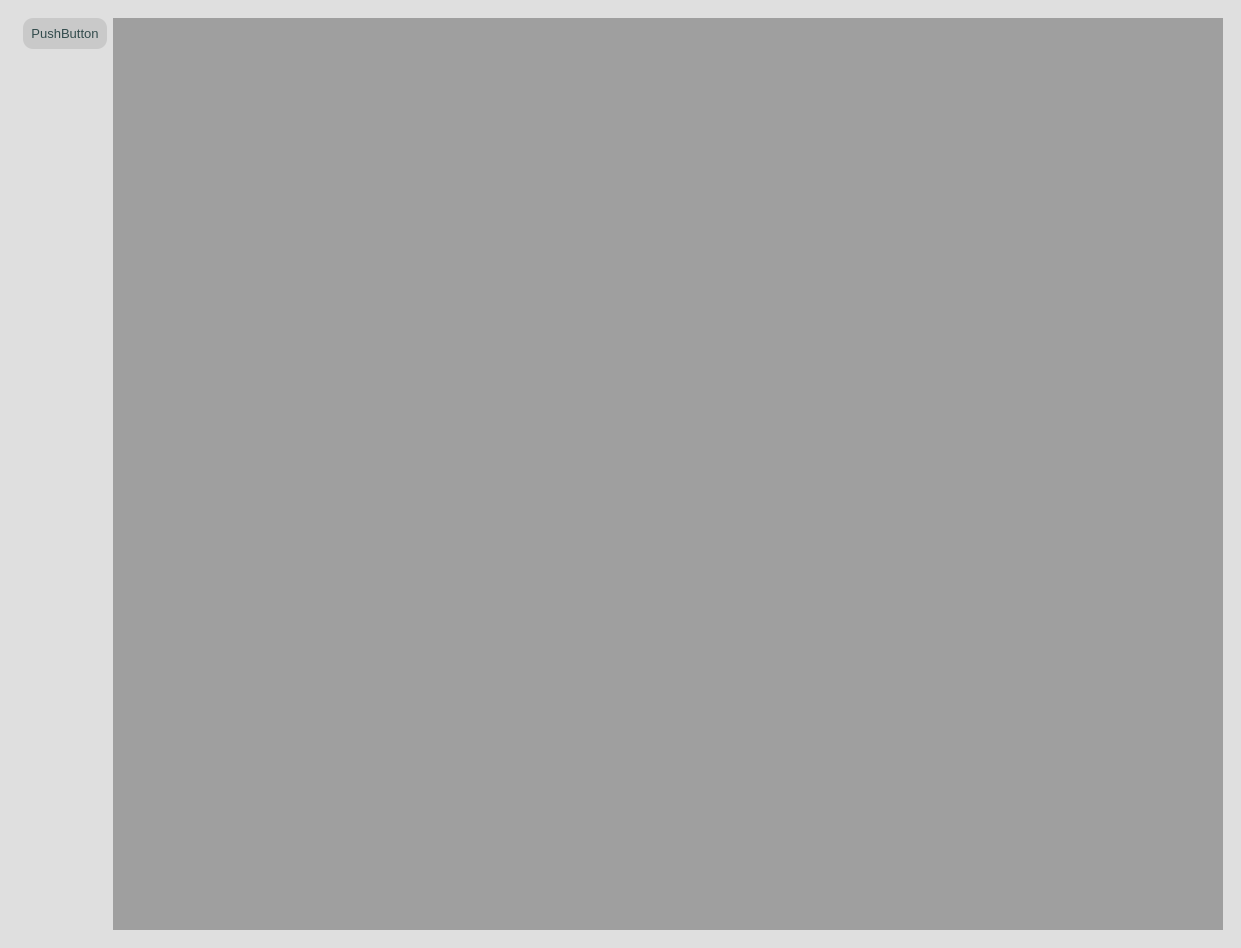
Above: app/ui/widgets/MainWindow.ui from DevilPhp/WorkSalary.v01 before the change. Below: the same form after it.
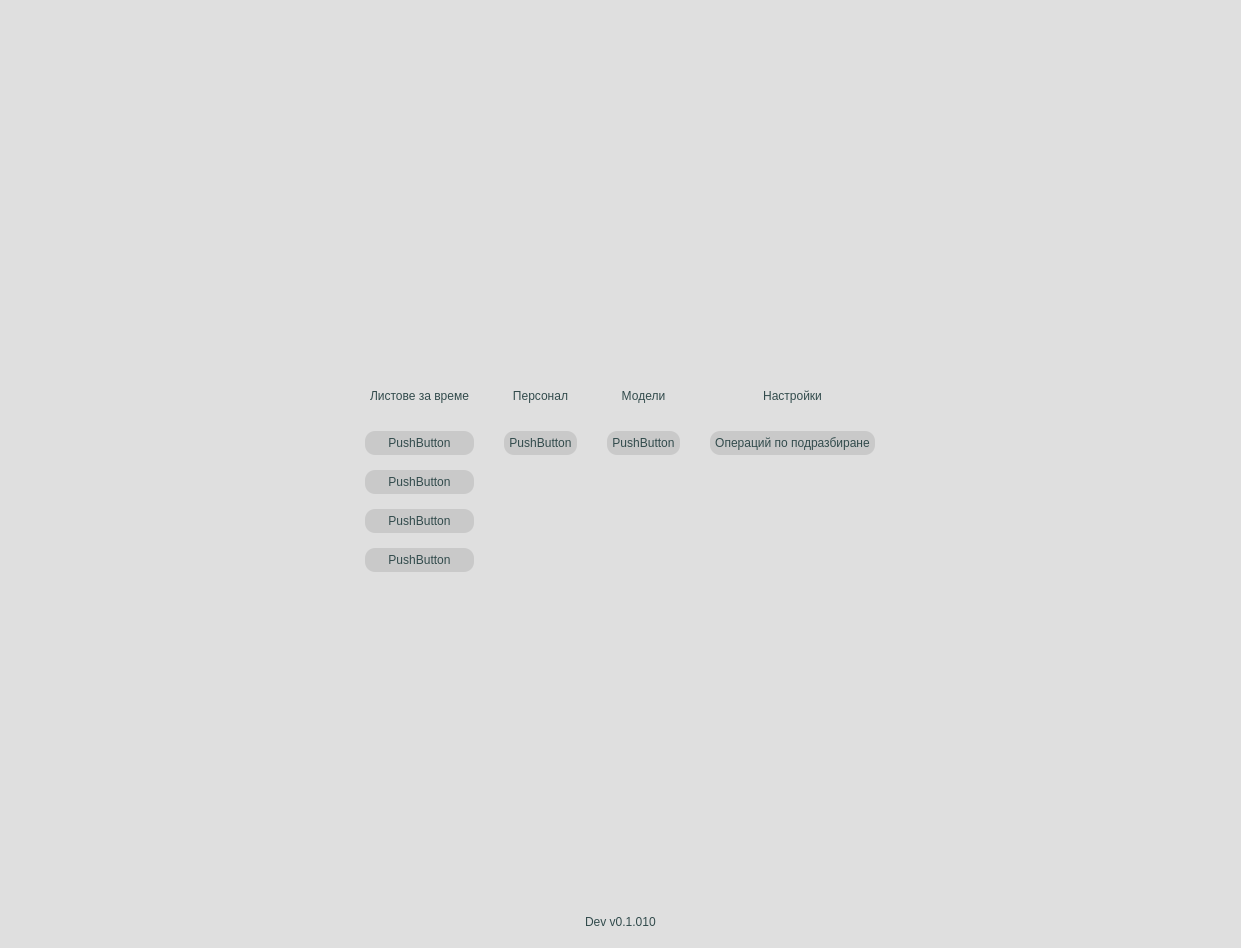
That is the form after the change. The open tabs and pages were chosen to show the change. Icons and pictures are not drawn.

```diff
--- a/app/ui/widgets/MainWindow.ui
+++ b/app/ui/widgets/MainWindow.ui
@@ -41,12 +41,6 @@
 	padding: 0px 5px;
 }
 
-#userLogoLabel, #userPassVisBtn {
-	background-color: #dfdfdf;
-	border: none;
-}
-
-
 QPushButton {
 	background-color: #c9c9c9;
 	border: none;
@@ -55,7 +49,28 @@
 
 QPushButton:hover {
 	background-color: #aeaeae;
-}</string>
+}
+
+#userLogoLabel, #userPassVisBtn {
+	background-color: #dfdfdf;
+	border: none;
+}
+
+#mainMenuWidget QLabel {
+	font: 900 16pt &quot;Segoe UI&quot;;
+	max-height: 30px;
+	padding: 5px;
+}
+
+#mainMenuWidget QPushButton {
+	padding: 5px;
+}
+
+#label, #label_8 {
+	padding-top: 50px;
+}
+
+</string>
   </property>
   <widget class="QWidget" name="centralwidget">
    <layout class="QVBoxLayout" name="verticalLayout_2">
@@ -363,6 +378,270 @@
       </widget>
       <widget class="QWidget" name="mainPage">
        <layout class="QHBoxLayout" name="horizontalLayout_2">
+        <property name="spacing">
+         <number>0</number>
+        </property>
+        <property name="leftMargin">
+         <number>0</number>
+        </property>
+        <property name="topMargin">
+         <number>0</number>
+        </property>
+        <property name="rightMargin">
+         <number>0</number>
+        </property>
+        <property name="bottomMargin">
+         <number>0</number>
+        </property>
+        <item>
+         <widget class="QWidget" name="widget_8" native="true">
+          <layout class="QVBoxLayout" name="verticalLayout_9">
+           <property name="spacing">
+            <number>10</number>
+           </property>
+           <property name="leftMargin">
+            <number>0</number>
+           </property>
+           <property name="topMargin">
+            <number>0</number>
+           </property>
+           <property name="rightMargin">
+            <number>0</number>
+           </property>
+           <property name="bottomMargin">
+            <number>0</number>
+           </property>
+           <item alignment="Qt::AlignTop">
+            <widget class="QWidget" name="widget_10" native="true">
+             <layout class="QHBoxLayout" name="horizontalLayout_6">
+              <property name="spacing">
+               <number>0</number>
+              </property>
+              <property name="leftMargin">
+               <number>0</number>
+              </property>
+              <property name="topMargin">
+               <number>0</number>
+              </property>
+              <property name="rightMargin">
+               <number>0</number>
+              </property>
+              <property name="bottomMargin">
+               <number>0</number>
+              </property>
+              <item alignment="Qt::AlignHCenter|Qt::AlignVCenter">
+               <widget class="QWidget" name="widget_12" native="true">
+                <property name="minimumSize">
+                 <size>
+                  <width>0</width>
+                  <height>160</height>
+                 </size>
+                </property>
+                <property name="maximumSize">
+                 <size>
+                  <width>16777215</width>
+                  <height>160</height>
+                 </size>
+                </property>
+                <layout class="QHBoxLayout" name="horizontalLayout_5">
+                 <property name="spacing">
+                  <number>0</number>
+                 </property>
+                 <property name="leftMargin">
+                  <number>0</number>
+                 </property>
+                 <property name="topMargin">
+                  <number>0</number>
+                 </property>
+                 <property name="rightMargin">
+                  <number>0</number>
+                 </property>
+                 <property name="bottomMargin">
+                  <number>0</number>
+                 </property>
+                 <item alignment="Qt::AlignHCenter|Qt::AlignVCenter">
+                  <widget class="QLabel" name="label_8">
+                   <property name="minimumSize">
+                    <size>
+                     <width>0</width>
+                     <height>0</height>
+                    </size>
+                   </property>
+                   <property name="text">
+                    <string/>
+                   </property>
+                   <property name="pixmap">
+                    <pixmap resource="../../../resources.qrc">:/logo/app/assets/logo/KnitexLogo3.png</pixmap>
+                   </property>
+                  </widget>
+                 </item>
+                </layout>
+               </widget>
+              </item>
+             </layout>
+            </widget>
+           </item>
+           <item alignment="Qt::AlignHCenter">
+            <widget class="QWidget" name="mainMenuWidget" native="true">
+             <property name="minimumSize">
+              <size>
+               <width>0</width>
+               <height>0</height>
+              </size>
+             </property>
+             <layout class="QVBoxLayout" name="verticalLayout_10">
+              <item>
+               <layout class="QGridLayout" name="mainMenuLayout">
+                <property name="horizontalSpacing">
+                 <number>30</number>
+                </property>
+                <property name="verticalSpacing">
+                 <number>15</number>
+                </property>
+                <item row="0" column="3">
+                 <widget class="QLabel" name="label_7">
+                  <property name="text">
+                   <string>Настройки</string>
+                  </property>
+                  <property name="alignment">
+                   <set>Qt::AlignCenter</set>
+                  </property>
+                 </widget>
+                </item>
+                <item row="3" column="0">
+                 <widget class="QPushButton" name="pushButton_6">
+                  <property name="text">
+                   <string>PushButton</string>
+                  </property>
+                 </widget>
+                </item>
+                <item row="0" column="2">
+                 <widget class="QLabel" name="label_6">
+                  <property name="text">
+                   <string>Модели</string>
+                  </property>
+                  <property name="alignment">
+                   <set>Qt::AlignCenter</set>
+                  </property>
+                 </widget>
+                </item>
+                <item row="1" column="1">
+                 <widget class="QPushButton" name="pushButton_2">
+                  <property name="text">
+                   <string>PushButton</string>
+                  </property>
+                 </widget>
+                </item>
+                <item row="0" column="1">
+                 <widget class="QLabel" name="label_3">
+                  <property name="text">
+                   <string>Персонал</string>
+                  </property>
+                  <property name="alignment">
+                   <set>Qt::AlignCenter</set>
+                  </property>
+                 </widget>
+                </item>
+                <item row="1" column="2">
+                 <widget class="QPushButton" name="pushButton_3">
+                  <property name="text">
+                   <string>PushButton</string>
+                  </property>
+                 </widget>
+                </item>
+                <item row="1" column="3">
+                 <widget class="QPushButton" name="setDefaultOperBtn">
+                  <property name="text">
+                   <string>Операций по подразбиране</string>
+                  </property>
+                 </widget>
+                </item>
+                <item row="2" column="0">
+                 <widget class="QPushButton" name="pushButton_5">
+                  <property name="text">
+                   <string>PushButton</string>
+                  </property>
+                 </widget>
+                </item>
+                <item row="0" column="0">
+                 <widget class="QLabel" name="label_2">
+                  <property name="text">
+                   <string>Листове за време</string>
+                  </property>
+                  <property name="alignment">
+                   <set>Qt::AlignCenter</set>
+                  </property>
+                 </widget>
+                </item>
+                <item row="1" column="0">
+                 <widget class="QPushButton" name="pushButton">
+                  <property name="sizePolicy">
+                   <sizepolicy hsizetype="Preferred" vsizetype="Preferred">
+                    <horstretch>0</horstretch>
+                    <verstretch>0</verstretch>
+                   </sizepolicy>
+                  </property>
+                  <property name="text">
+                   <string>PushButton</string>
+                  </property>
+                 </widget>
+                </item>
+                <item row="4" column="0">
+                 <widget class="QPushButton" name="pushButton_7">
+                  <property name="text">
+                   <string>PushButton</string>
+                  </property>
+                 </widget>
+                </item>
+               </layout>
+              </item>
+             </layout>
+            </widget>
+           </item>
+           <item alignment="Qt::AlignHCenter|Qt::AlignBottom">
+            <widget class="QWidget" name="widget_11" native="true">
+             <layout class="QHBoxLayout" name="horizontalLayout_7">
+              <property name="leftMargin">
+               <number>10</number>
+              </property>
+              <property name="topMargin">
+               <number>10</number>
+              </property>
+              <property name="rightMargin">
+               <number>10</number>
+              </property>
+              <property name="bottomMargin">
+               <number>10</number>
+              </property>
+              <item>
+               <widget class="QLabel" name="infoLabel_2">
+                <property name="text">
+                 <string>Dev v0.1.010</string>
+                </property>
+               </widget>
+              </item>
+             </layout>
+            </widget>
+           </item>
+          </layout>
+         </widget>
+        </item>
+       </layout>
+      </widget>
+      <widget class="QWidget" name="settingsPage">
+       <layout class="QHBoxLayout" name="horizontalLayout_4">
+        <property name="leftMargin">
+         <number>0</number>
+        </property>
+        <property name="topMargin">
+         <number>0</number>
+        </property>
+        <property name="rightMargin">
+         <number>0</number>
+        </property>
+        <property name="bottomMargin">
+         <number>0</number>
+        </property>
         <item>
          <widget class="QWidget" name="widget_6" native="true">
           <property name="styleSheet">
```
Left out of the diff: 15 changed lines with no effect on the pictures.
